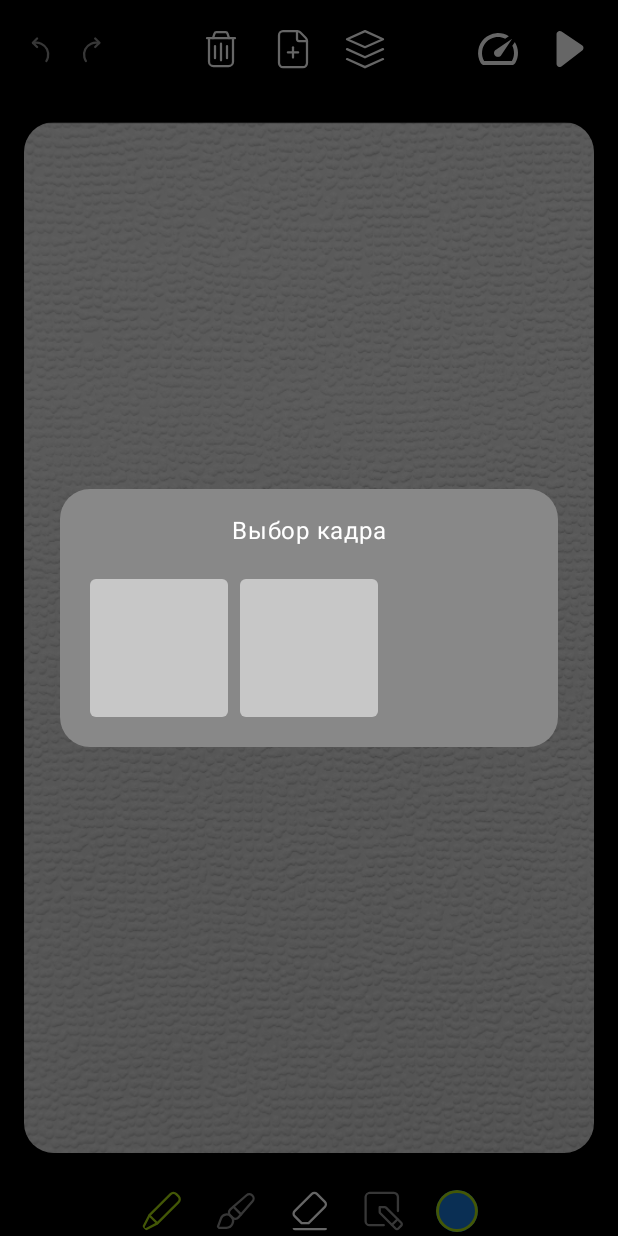
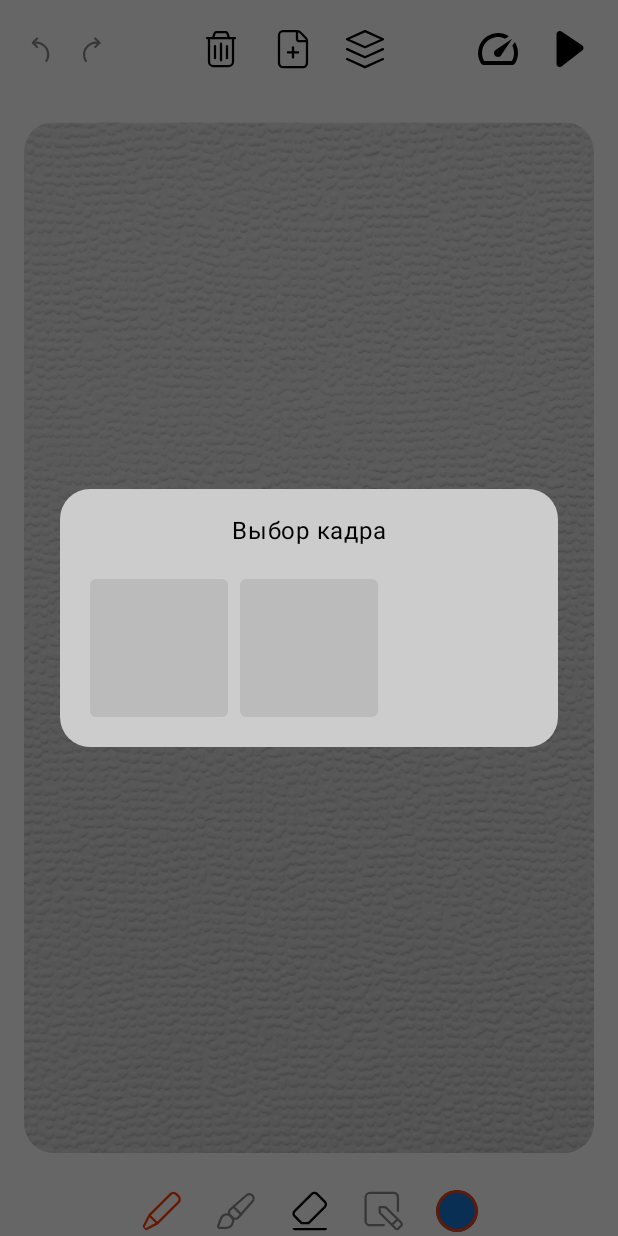
Before and after one commit to Gr0mY/YandexCup2024, an Android app built with Jetpack Compose: the screen it shows after launch (MainActivity), after a tap on "Слои", on a phone screen of 412 x 824 dp. Run offline under Robolectric (Android 15) with nearby library versions, the phone set to English and light mode, and no system bars; 2 other taps on this screen came first.

Commit message:
добавлена поддержка светлой темы

```diff
--- a/app/src/main/AndroidManifest.xml
+++ b/app/src/main/AndroidManifest.xml
@@ -10,13 +10,13 @@
         android:label="@string/app_name"
         android:roundIcon="@mipmap/ic_launcher_round"
         android:supportsRtl="true"
-        android:theme="@style/Theme.ЖивыеКартинки"
+        android:theme="@style/Theme.LivePictures"
         tools:targetApi="31">
         <activity
             android:name=".main.MainActivity"
             android:exported="true"
             android:label="@string/app_name"
-            android:theme="@style/Theme.ЖивыеКартинки">
+            android:theme="@style/Theme.LivePictures">
             <intent-filter>
                 <action android:name="android.intent.action.MAIN" />
 
--- /dev/null
+++ b/app/src/main/kotlin/ru/iblinov/yc2024/common/theme/AppColors.kt
@@ -0,0 +1,51 @@
+package ru.iblinov.yc2024.common.theme
+
+import androidx.compose.runtime.compositionLocalOf
+import androidx.compose.ui.graphics.Color
+
+data class AppColors(
+    val primary: Color,
+    val onPrimary: Color,
+    val secondaryContainer: Color,
+    val background: Color,
+    val buttonActive: Color,
+    val buttonInactive: Color,
+    val buttonSelected: Color,
+    val primaryTextColor: Color,
+    val dialogBackground: Color,
+    val dialogItemBackground: Color,
+    val paletteGroupBackground: Color,
+    val paletteGroupBorder: Color,
+)
+
+val lightAppColors = AppColors(
+    primary = Color(0xFF00C9FB),
+    onPrimary = Color(0xFFFFFFFF),
+    secondaryContainer = Color(0xFFCCF3FF),
+    background = Color(0xFFFFFFFF),
+    buttonActive = Color(0xFF000000),
+    buttonInactive = Color(0xFF8B8B8B),
+    buttonSelected = Color(0xFFFF3D00),
+    primaryTextColor = Color(0xFF000000),
+    dialogBackground = Color(0xFFCCCCCC),
+    dialogItemBackground = Color(0xFFBBBBBB),
+    paletteGroupBackground = Color(0x99DDDDDD),
+    paletteGroupBorder = Color(0x29555454),
+)
+
+val darkAppColors = AppColors(
+    primary = Color(0xFFEDCAFF),
+    onPrimary = Color(0xFF000000),
+    secondaryContainer = Color(0xFF746888),
+    background = Color(0xFF000000),
+    buttonActive = Color(0xFFFFFFFF),
+    buttonInactive = Color(0xFF8B8B8B),
+    buttonSelected = Color(0xFFA8DB10),
+    primaryTextColor = Color(0xFFFFFFFF),
+    dialogBackground = Color(0xFF333333),
+    dialogItemBackground = Color(0xFFBBBBBB),
+    paletteGroupBackground = Color(0x99CCCCCC),
+    paletteGroupBorder = Color(0x29555454),
+)
+
+val LocalAppColors = compositionLocalOf { lightAppColors }
--- a/app/src/main/kotlin/ru/iblinov/yc2024/common/theme/Color.kt
+++ b/app/src/main/kotlin/ru/iblinov/yc2024/common/theme/PaletteColors.kt
@@ -2,19 +2,7 @@ package ru.iblinov.yc2024.common.theme
 
 import androidx.compose.ui.graphics.Color
 
-object AppColors {
-    val Purple80 = Color(0xFFD0BCFF)
-    val PurpleGrey80 = Color(0xFFCCC2DC)
-    val Pink80 = Color(0xFFEFB8C8)
-
-    val Purple40 = Color(0xFF6650a4)
-    val PurpleGrey40 = Color(0xFF625b71)
-    val Pink40 = Color(0xFF7D5260)
-
-    val Black = Color(0xFF000000)
-    val White = Color(0xFFFFFFFF)
-    val ButtonInactive = Color(0xFF8B8B8B)
-    val GreenSelected = Color(0xFFA8DB10)
+object PaletteColors {
 
     val CommonColors: List<Color> = listOf(
         Color(0xFFFFFFFF),
--- a/app/src/main/kotlin/ru/iblinov/yc2024/common/theme/Theme.kt
+++ b/app/src/main/kotlin/ru/iblinov/yc2024/common/theme/Theme.kt
@@ -1,27 +1,36 @@
 package ru.iblinov.yc2024.common.theme
 
+import androidx.compose.foundation.isSystemInDarkTheme
 import androidx.compose.material3.MaterialTheme
 import androidx.compose.material3.darkColorScheme
 import androidx.compose.runtime.Composable
-import ru.iblinov.yc2024.common.theme.AppColors.Black
-import ru.iblinov.yc2024.common.theme.AppColors.Pink80
-import ru.iblinov.yc2024.common.theme.AppColors.Purple80
-import ru.iblinov.yc2024.common.theme.AppColors.PurpleGrey80
+import androidx.compose.runtime.CompositionLocalProvider
 
+private val LightColorScheme = darkColorScheme(
+    background = lightAppColors.background,
+    primary = lightAppColors.primary,
+    onPrimary = lightAppColors.onPrimary,
+    secondaryContainer = lightAppColors.secondaryContainer,
+)
 private val DarkColorScheme = darkColorScheme(
-    primary = Purple80,
-    secondary = PurpleGrey80,
-    tertiary = Pink80,
-    background = Black,
+    background = darkAppColors.background,
+    primary = darkAppColors.primary,
+    onPrimary = darkAppColors.onPrimary,
+    secondaryContainer = darkAppColors.secondaryContainer,
 )
 
 @Composable
 fun LivePicturesTheme(
-    content: @Composable () -> Unit
+    isDarkMode: Boolean = isSystemInDarkTheme(),
+    content: @Composable () -> Unit,
 ) {
-    MaterialTheme(
-        colorScheme = DarkColorScheme,
-        typography = Typography,
-        content = content
-    )
+    CompositionLocalProvider(
+        LocalAppColors provides (if (isDarkMode) darkAppColors else lightAppColors)
+    ) {
+        MaterialTheme(
+            colorScheme = if (isDarkMode) DarkColorScheme else LightColorScheme,
+            typography = Typography,
+            content = content
+        )
+    }
 }
--- a/app/src/main/kotlin/ru/iblinov/yc2024/main/MainActivity.kt
+++ b/app/src/main/kotlin/ru/iblinov/yc2024/main/MainActivity.kt
@@ -1,13 +1,11 @@
 package ru.iblinov.yc2024.main
 
-import android.graphics.Color
 import android.os.Bundle
 import androidx.activity.ComponentActivity
 import androidx.activity.compose.setContent
 import androidx.activity.enableEdgeToEdge
 import androidx.activity.viewModels
 import androidx.compose.runtime.getValue
-import androidx.core.view.WindowInsetsControllerCompat
 import androidx.lifecycle.compose.collectAsStateWithLifecycle
 import ru.iblinov.yc2024.main.ui.MainScreenContent
 import ru.iblinov.yc2024.main.viewmodel.MainViewModel
@@ -19,14 +17,6 @@ class MainActivity : ComponentActivity() {
     override fun onCreate(savedInstanceState: Bundle?) {
         super.onCreate(savedInstanceState)
         enableEdgeToEdge()
-
-        window?.also { window ->
-            window.statusBarColor = Color.TRANSPARENT
-
-            val controller = WindowInsetsControllerCompat(window, window.decorView)
-            controller.isAppearanceLightStatusBars = false
-            controller.isAppearanceLightNavigationBars = false
-        }
 
         setContent {
             val state by viewModel.state.collectAsStateWithLifecycle()
--- a/app/src/main/kotlin/ru/iblinov/yc2024/main/mvi/Main.kt
+++ b/app/src/main/kotlin/ru/iblinov/yc2024/main/mvi/Main.kt
@@ -3,7 +3,7 @@ package ru.iblinov.yc2024.main.mvi
 import androidx.compose.ui.graphics.Color
 import ru.iblinov.yc2024.common.model.DrawnPathType
 import ru.iblinov.yc2024.common.model.NonEmptyFramesCollection
-import ru.iblinov.yc2024.common.theme.AppColors
+import ru.iblinov.yc2024.common.theme.PaletteColors
 
 data class MainState(
     val drawingToolbarButtons: DrawingToolbarButtons = DrawingToolbarButtons(),
@@ -22,9 +22,9 @@ data class MainState(
     )
 
     data class Palette(
-        val selectedColor: Color = AppColors.CommonColors.last(),
-        val commonColors: List<Color> = AppColors.CommonColors,
-        val additionalColors: List<List<Color>> = AppColors.AdditionalColors,
+        val selectedColor: Color = PaletteColors.CommonColors.last(),
+        val commonColors: List<Color> = PaletteColors.CommonColors,
+        val additionalColors: List<List<Color>> = PaletteColors.AdditionalColors,
         val areCommonColorsVisible: Boolean = false,
         val areAdditionalColorsVisible: Boolean = false,
     )
@@ -32,12 +32,13 @@ data class MainState(
     data class Speed(
         val isChooseSpeedVisible: Boolean = false,
         val steps: List<Int> = availableFpsList,
-        val selectedStepIndex: Int = steps.lastIndex - 1,
+        val selectedStepIndex: Int = INITIAL_STEP_INDEX,
     ) {
         val playingFps: Int = steps[selectedStepIndex]
     }
 
     companion object {
+        private const val INITIAL_STEP_INDEX = 6
         private val availableFpsList = listOf(1, 2, 4, 8, 10, 20, 30, 60)
     }
 }
--- a/app/src/main/kotlin/ru/iblinov/yc2024/main/ui/AppButtons.kt
+++ b/app/src/main/kotlin/ru/iblinov/yc2024/main/ui/AppButtons.kt
@@ -15,7 +15,7 @@ import androidx.compose.ui.draw.clip
 import androidx.compose.ui.graphics.Color
 import androidx.compose.ui.res.painterResource
 import androidx.compose.ui.unit.dp
-import ru.iblinov.yc2024.common.theme.AppColors
+import ru.iblinov.yc2024.common.theme.LocalAppColors
 import ru.iblinov.yc2024.main.mvi.MainAction
 
 
@@ -60,11 +60,15 @@ fun AppIconButton(
     )
 }
 
+@Composable
 private fun toolbarButtonTint(
     isActive: Boolean,
     isSelected: Boolean,
-): Color = when {
-    !isActive -> AppColors.ButtonInactive
-    isSelected -> AppColors.GreenSelected
-    else -> AppColors.White
+): Color {
+    val appColors = LocalAppColors.current
+    return when {
+        !isActive -> appColors.buttonInactive
+        isSelected -> appColors.buttonSelected
+        else -> appColors.buttonActive
+    }
 }
--- a/app/src/main/kotlin/ru/iblinov/yc2024/main/ui/ChooseFrameDialog.kt
+++ b/app/src/main/kotlin/ru/iblinov/yc2024/main/ui/ChooseFrameDialog.kt
@@ -18,7 +18,6 @@ import androidx.compose.ui.Modifier
 import androidx.compose.ui.draw.clip
 import androidx.compose.ui.draw.drawBehind
 import androidx.compose.ui.geometry.Offset
-import androidx.compose.ui.graphics.Color
 import androidx.compose.ui.graphics.Matrix
 import androidx.compose.ui.graphics.copy
 import androidx.compose.ui.graphics.drawscope.Stroke
@@ -28,19 +27,13 @@ import androidx.compose.ui.unit.toIntSize
 import androidx.compose.ui.window.Dialog
 import ru.iblinov.yc2024.common.model.DrawnPath
 import ru.iblinov.yc2024.common.model.NonEmptyFramesCollection
-import ru.iblinov.yc2024.common.theme.AppColors
+import ru.iblinov.yc2024.common.theme.LocalAppColors
 import ru.iblinov.yc2024.main.mvi.MainAction
-
-val containerModifier = Modifier
-    .clip(RoundedCornerShape(20.dp))
-    .background(Color(0xFF888888))
-    .padding(16.dp)
 
 val frameBoxModifier = Modifier
     .aspectRatio(1f)
     .padding(4.dp)
     .clip(RoundedCornerShape(4.dp))
-    .background(Color(0x88FFFFFF))
 
 val verticalGridModifier = Modifier.widthIn(max = 300.dp)
 
@@ -53,13 +46,16 @@ fun ChooseFrameDialog(
         onDismissRequest = { onAction(MainAction.ChooseFrame.Dismissed) }
     ) {
         Column(
-            modifier = containerModifier,
+            modifier = Modifier
+                .clip(RoundedCornerShape(20.dp))
+                .background(LocalAppColors.current.dialogBackground)
+                .padding(16.dp),
             horizontalAlignment = Alignment.CenterHorizontally,
         ) {
             Text(
                 // todo to res
                 text = "Выбор кадра",
-                color = AppColors.White
+                color = LocalAppColors.current.primaryTextColor
             )
             SpacerHeight16()
 
@@ -72,6 +68,7 @@ fun ChooseFrameDialog(
                 ) { node ->
                     Box(
                         modifier = frameBoxModifier
+                            .background(LocalAppColors.current.dialogItemBackground)
                             .drawBehind {
                                 val drawnPaths = node.value.drawnPaths
                                     .map {
--- a/app/src/main/kotlin/ru/iblinov/yc2024/main/ui/ChooseSpeedDialog.kt
+++ b/app/src/main/kotlin/ru/iblinov/yc2024/main/ui/ChooseSpeedDialog.kt
@@ -11,11 +11,10 @@ import androidx.compose.runtime.Composable
 import androidx.compose.ui.Alignment
 import androidx.compose.ui.Modifier
 import androidx.compose.ui.draw.clip
-import androidx.compose.ui.graphics.Color
 import androidx.compose.ui.unit.dp
 import androidx.compose.ui.unit.sp
 import androidx.compose.ui.window.Dialog
-import ru.iblinov.yc2024.common.theme.AppColors
+import ru.iblinov.yc2024.common.theme.LocalAppColors
 import ru.iblinov.yc2024.main.mvi.MainAction
 import ru.iblinov.yc2024.main.mvi.MainState
 import kotlin.math.roundToInt
@@ -31,19 +30,20 @@ fun ChooseSpeedDialog(
         Column(
             modifier = Modifier
                 .clip(RoundedCornerShape(20.dp))
-                .background(Color(0x55000000))
+                .background(LocalAppColors.current.dialogBackground)
                 .padding(16.dp),
             horizontalAlignment = Alignment.CenterHorizontally,
         ) {
+            val primaryTextColor = LocalAppColors.current.primaryTextColor
             Text(
                 // todo to res
                 text = "Скорость (кадров в секунду)",
-                color = AppColors.White
+                color = primaryTextColor
             )
             SpacerHeight16()
             Text(
                 text = speed.playingFps.toString(),
-                color = AppColors.White,
+                color = primaryTextColor,
                 fontSize = 32.sp,
             )
             SpacerHeight8()
--- a/app/src/main/kotlin/ru/iblinov/yc2024/main/ui/ControlPanel.kt
+++ b/app/src/main/kotlin/ru/iblinov/yc2024/main/ui/ControlPanel.kt
@@ -14,7 +14,7 @@ import androidx.compose.ui.layout.positionInParent
 import androidx.compose.ui.unit.dp
 import ru.iblinov.yc2024.R
 import ru.iblinov.yc2024.common.model.DrawnPathType
-import ru.iblinov.yc2024.common.theme.AppColors
+import ru.iblinov.yc2024.common.theme.LocalAppColors
 import ru.iblinov.yc2024.main.mvi.MainAction
 
 @Composable
@@ -52,7 +52,7 @@ fun ControlPanel(
         ColorButton(
             color = currentColor,
             isActive = areNonPlayingButtonsActive,
-            borderColor = AppColors.GreenSelected,
+            borderColor = LocalAppColors.current.buttonSelected,
             onAction = onAction
         )
     }
--- a/app/src/main/kotlin/ru/iblinov/yc2024/main/ui/Palette.kt
+++ b/app/src/main/kotlin/ru/iblinov/yc2024/main/ui/Palette.kt
@@ -17,20 +17,12 @@ import androidx.compose.ui.Alignment
 import androidx.compose.ui.Modifier
 import androidx.compose.ui.draw.blur
 import androidx.compose.ui.draw.clip
-import androidx.compose.ui.graphics.Color
 import androidx.compose.ui.platform.LocalDensity
 import androidx.compose.ui.unit.dp
 import ru.iblinov.yc2024.R
-import ru.iblinov.yc2024.common.theme.AppColors
+import ru.iblinov.yc2024.common.theme.LocalAppColors
 import ru.iblinov.yc2024.main.mvi.MainAction
 import ru.iblinov.yc2024.main.mvi.MainState
-
-private val paletteGroupModifier = Modifier
-    .clip(RoundedCornerShape(4.dp))
-    .border(1.dp, Color(0x29555454))
-    .blur(20.dp)
-    .background(Color(0x24000000))
-    .clickable { }
 
 @Composable
 fun Palette(
@@ -65,10 +57,17 @@ private fun AdditionalColors(
     palette: MainState.Palette
 ) {
     Box {
+        val appColors = LocalAppColors.current
         Box(
             modifier = Modifier
                 .matchParentSize()
-                .then(paletteGroupModifier),
+                .then(
+                    Modifier
+                        .clip(RoundedCornerShape(4.dp))
+                        .border(1.dp, appColors.paletteGroupBorder)
+                        .blur(20.dp)
+                        .background(appColors.paletteGroupBackground)
+                        .clickable { }),
         )
         Column(
             modifier = Modifier.padding(16.dp),
@@ -103,10 +102,17 @@ private fun CommonButtons(
     onAction: (MainAction) -> Unit
 ) {
     Box {
+        val appColors = LocalAppColors.current
         Box(
             modifier = Modifier
                 .matchParentSize()
-                .then(paletteGroupModifier),
+                .then(
+                    Modifier
+                        .clip(RoundedCornerShape(4.dp))
+                        .border(1.dp, appColors.paletteGroupBorder)
+                        .blur(20.dp)
+                        .background(appColors.paletteGroupBackground)
+                        .clickable { /* no op */ }),
         )
         Row(
             modifier = Modifier.padding(16.dp),
@@ -128,11 +134,12 @@ private fun AdditionalColorsButton(
     isChosen: Boolean,
     onAction: (MainAction) -> Unit
 ) {
+    val appColors = LocalAppColors.current
     AppIconButton(
         isActive = true,
         drawableRes = R.drawable.color__palette,
         contentDescription = "Другие цвета",
-        tint = if (isChosen) AppColors.GreenSelected else AppColors.White,
+        tint = if (isChosen) appColors.buttonSelected else appColors.buttonActive,
         onClick = { onAction(MainAction.Palette.AdditionalColorsClicked) }
     )
 }
--- a/app/src/main/res/values/themes.xml
+++ b/app/src/main/res/values/themes.xml
@@ -1,5 +1,5 @@
 <?xml version="1.0" encoding="utf-8"?>
 <resources>
 
-    <style name="Theme.ЖивыеКартинки" parent="android:Theme.Material.Light.NoActionBar" />
+    <style name="Theme.LivePictures" parent="android:Theme.Material.Light.NoActionBar" />
 </resources>
```
